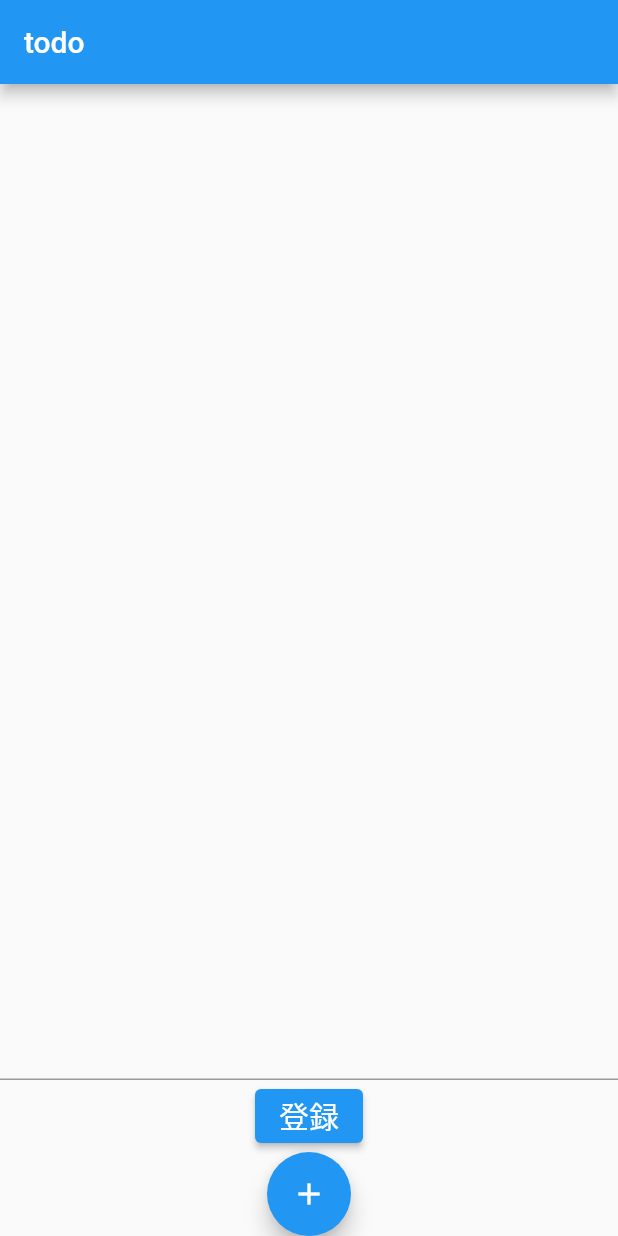
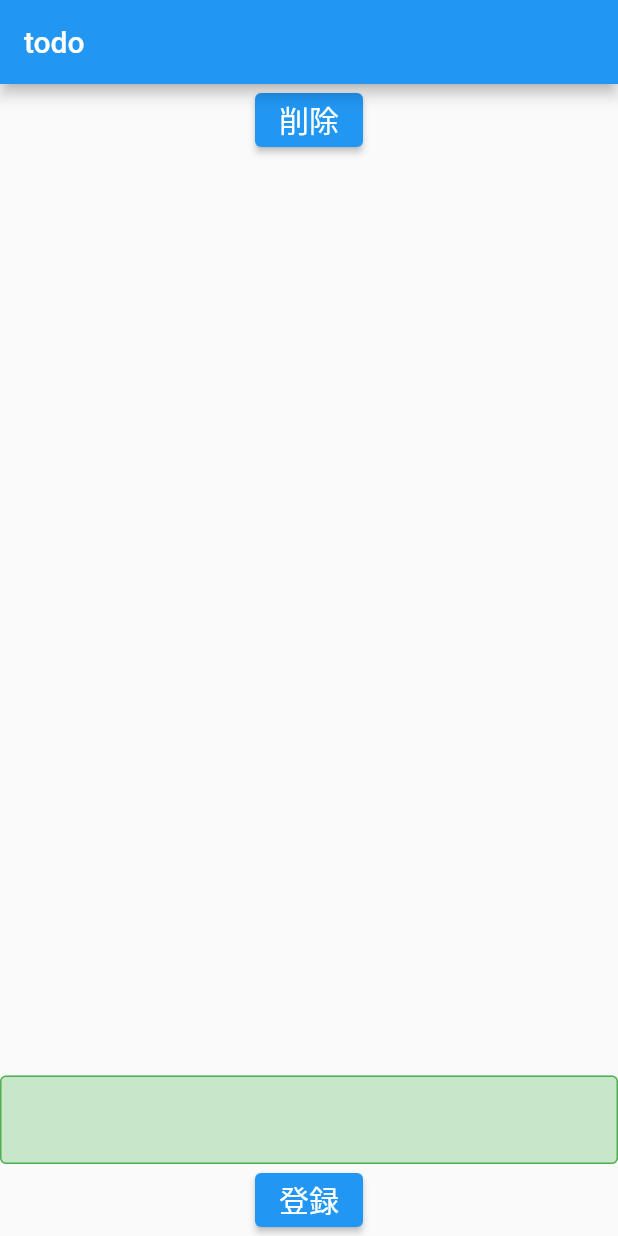
Before and after one commit to yuji-matsunami/flutter_application_todo, a Flutter app: the screen it shows after launch, on a phone screen of 412 x 824 dp. Run offline on Flutter 3.47's test engine with Material 2 defaults, Android fonts, the phone set to English and light mode, and no system bars.

Commit message:
remove task

```diff
--- a/lib/main.dart
+++ b/lib/main.dart
@@ -92,15 +92,32 @@ class _TodoMainState extends State<TodoMain> {
     });
   }
 
+  // チェックが付いているタスクを削除
+  void _removeTodotask() {
+    setState(() {
+      for (var i = 0; i <= list.length; i++) {
+        print(i);
+        print(flagList[i]);
+        if (flagList[i] == true) {
+          list.removeAt(i);
+          flagList.removeAt(i);
+        }
+      }
+    });
+  }
+
   Widget build(BuildContext context) {
     return Column(
       children: [
+        ElevatedButton(
+          onPressed: () => _removeTodotask(),
+          child: const Text(
+            "削除",
+            style: TextStyle(color: Colors.white, fontSize: 20.0),
+          ),
+        ),
         Expanded(child: titlelist()),
         addtext(),
-        FloatingActionButton(
-          onPressed: _addTodo,
-          child: Icon(Icons.add),
-        ),
       ],
     );
   }
@@ -143,10 +160,18 @@ class _TodoMainState extends State<TodoMain> {
         child: Column(
       children: [
         TextField(
-            enabled: true,
-            onChanged: (text) {
-              todoTitle = text;
-            }),
+          enabled: true,
+          onChanged: (text) {
+            todoTitle = text;
+          },
+          decoration: InputDecoration(
+              enabledBorder: OutlineInputBorder(
+                  borderSide: BorderSide(
+                color: Colors.green,
+              )),
+              fillColor: Colors.green[100],
+              filled: true),
+        ),
         ElevatedButton(
           onPressed: () => _addTodoTitle(todoTitle),
           child: const Text(
```
